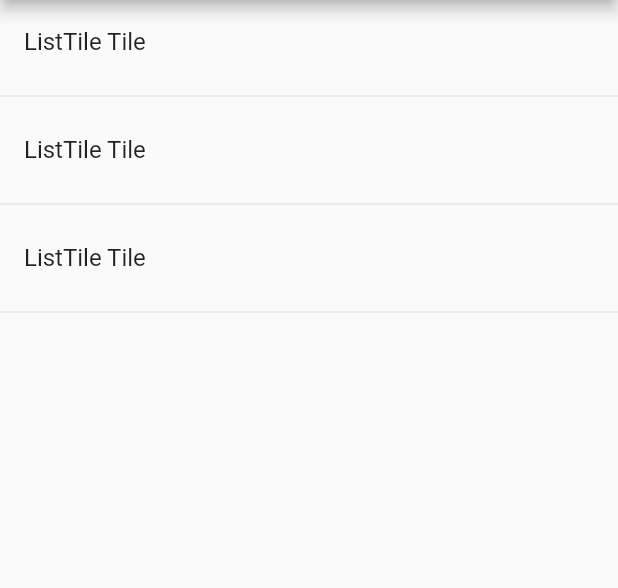
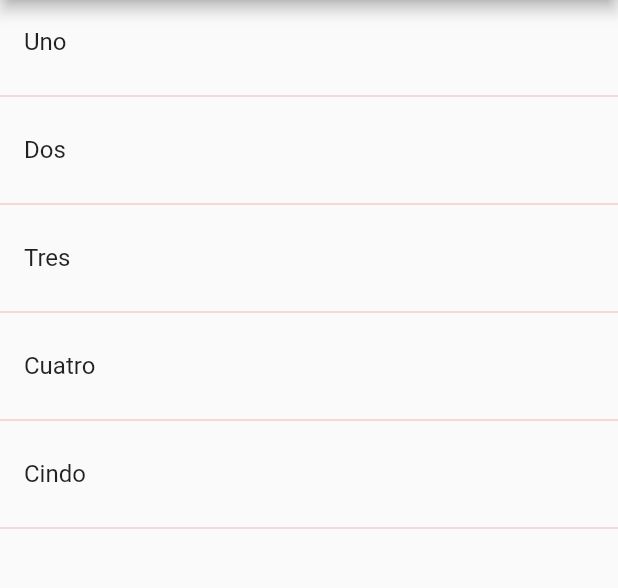
Before and after one commit to adrielmoreno/flutter-components, a Flutter app: the screen it shows after launch, on a phone screen of 412 x 824 dp, the part 84-672 px from its top. Run offline on Flutter 3.47's test engine with Material 2 defaults, Android fonts, the phone set to English and light mode, and no system bars.

Commit message:
List using For, cascade operator and divider

```diff
--- a/lib/main.dart
+++ b/lib/main.dart
@@ -7,7 +7,7 @@ void main() => runApp(MyApp());
 class MyApp extends StatelessWidget {
   @override
   Widget build(BuildContext context) {
-    return const MaterialApp(
+    return MaterialApp(
       title: 'Components App',
       debugShowCheckedModeBanner: false,
       home: HomePageTemp(),
--- a/lib/src/pages/home_temp.dart
+++ b/lib/src/pages/home_temp.dart
@@ -1,7 +1,7 @@
 import 'package:flutter/material.dart';
 
 class HomePageTemp extends StatelessWidget {
-  const HomePageTemp({Key? key}) : super(key: key);
+  final options = ['Uno', 'Dos', 'Tres', 'Cuatro', 'Cindo'];
 
   @override
   Widget build(BuildContext context) {
@@ -10,21 +10,27 @@ class HomePageTemp extends StatelessWidget {
         title: const Text('Components Temp'),
       ),
       body: ListView(
-        children: const [
-          ListTile(
-            title: Text('ListTile Tile'),
-          ),
-          Divider(),
-          ListTile(
-            title: Text('ListTile Tile'),
-          ),
-          Divider(),
-          ListTile(
-            title: Text('ListTile Tile'),
-          ),
-          Divider(),
-        ],
+        children: _createItems(),
       ),
     );
   }
+
+  List<Widget> _createItems() {
+    List<Widget> list = <Widget>[];
+
+    for (String option in options) {
+      final tempWidget = ListTile(
+        title: Text(option),
+      );
+
+      // .. cascade operator
+      list
+        ..add(tempWidget)
+        ..add(const Divider(
+          color: Color.fromARGB(73, 222, 15, 15),
+        ));
+    }
+
+    return list;
+  }
 }
```
